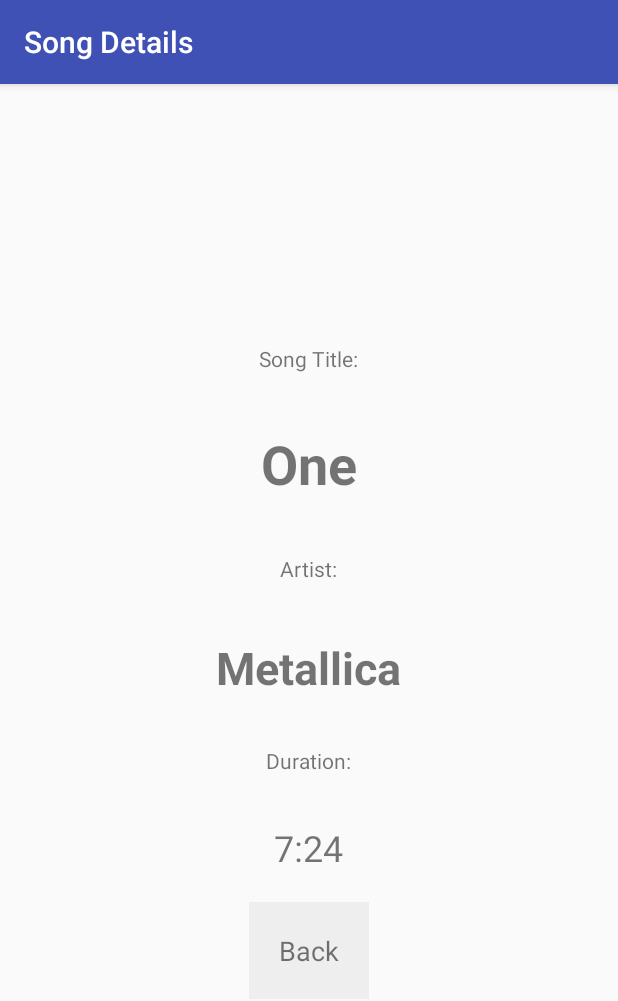
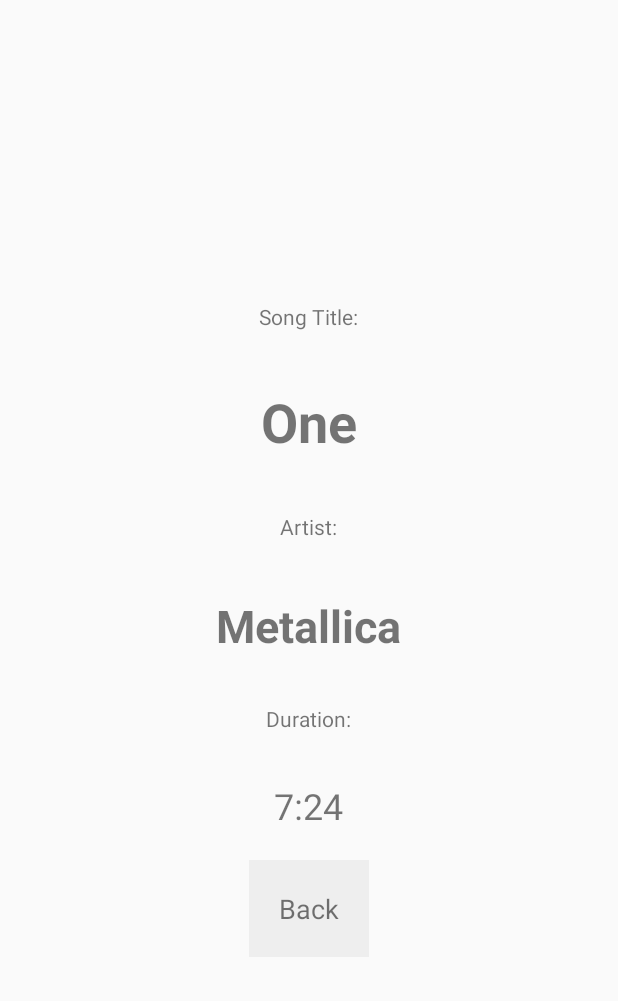
Before and after one commit to izorkus/MyMusicPlayerApp, an Android app: the SongDetails screen opened directly, with no data from a screen before it, on a phone screen of 412 x 824 dp. Shown: the top 1001 px of the screen. Run offline under Robolectric (Android 15) with nearby library versions, the phone set to English and light mode, and no system bars; 1 statement that could not run was skipped.

```diff
--- a/app/src/main/res/values/styles.xml
+++ b/app/src/main/res/values/styles.xml
@@ -8,4 +8,14 @@
         <item name="colorAccent">@color/colorAccent</item>
     </style>
 
+    <style name="AppTheme.NoActionBar">
+        <item name="windowNoTitle">true</item>
+        <item name="windowActionBar">false</item>
+        <item name="android:windowFullscreen">true</item>
+        <item name="android:windowContentOverlay">@null</item>
+        <item name="colorPrimary">@color/colorPrimary</item>
+        <item name="colorPrimaryDark">@color/colorPrimaryDark</item>
+        <item name="colorAccent">@color/colorAccent</item>
+    </style>
+
 </resources>
```
Also changed, not shown: app/src/main/AndroidManifest.xml (+7 -4 lines), app/src/main/res/layout/activity_main.xml (+5 -5 lines).
